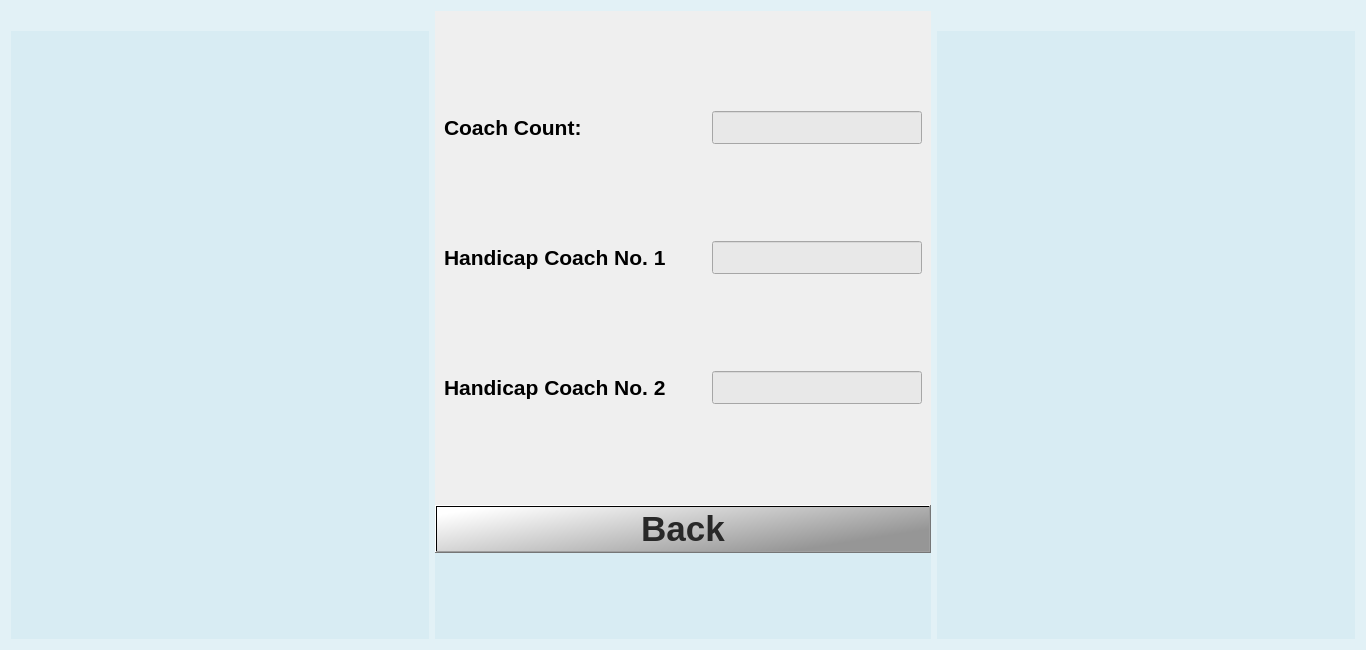
Above: settings.ui from gurpartap007/qtmop before the change. Below: the same form after it.
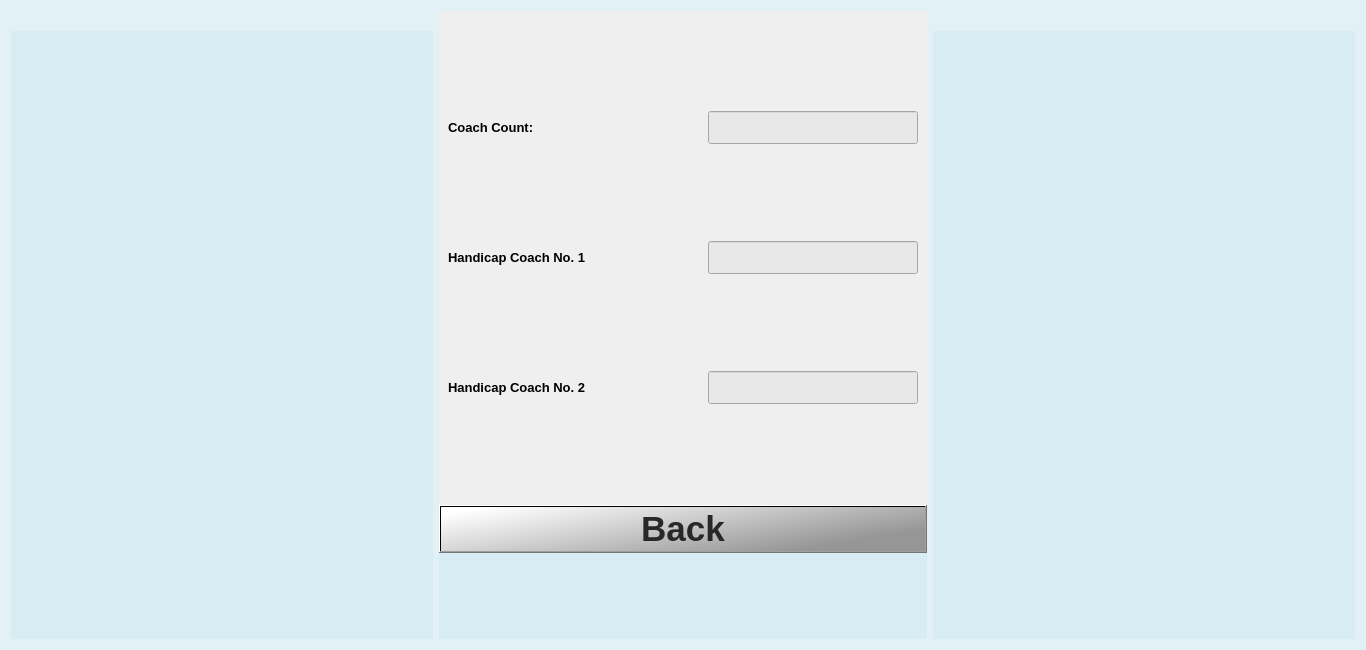
That is the form after the change. The open tabs and pages were chosen to show the change. Icons and pictures are not drawn.

The edit to the form file:
```diff
--- a/settings.ui
+++ b/settings.ui
@@ -31,7 +31,7 @@
        </property>
        <property name="sizeHint" stdset="0">
         <size>
-         <width>40</width>
+         <width>60</width>
          <height>20</height>
         </size>
        </property>
@@ -538,7 +538,7 @@
               <widget class="QLabel" name="label_2">
                <property name="font">
                 <font>
-                 <pointsize>16</pointsize>
+                 <pointsize>10</pointsize>
                  <weight>75</weight>
                  <bold>true</bold>
                 </font>
@@ -598,7 +598,7 @@
               <widget class="QLabel" name="label_3">
                <property name="font">
                 <font>
-                 <pointsize>16</pointsize>
+                 <pointsize>10</pointsize>
                  <weight>75</weight>
                  <bold>true</bold>
                 </font>
@@ -658,7 +658,7 @@
               <widget class="QLabel" name="label_4">
                <property name="font">
                 <font>
-                 <pointsize>16</pointsize>
+                 <pointsize>10</pointsize>
                  <weight>75</weight>
                  <bold>true</bold>
                 </font>
```
Left out of the diff: 2 changed lines with no effect on the pictures.
